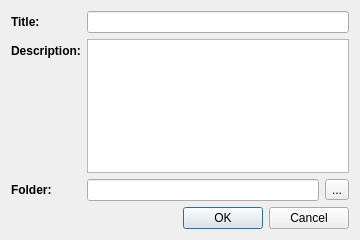
opencor/opencor, file src/plugins/organisation/PMRWorkspacesWindow/src/pmrworkspaceswindownewworkspacedialog.ui: the form before one commit.
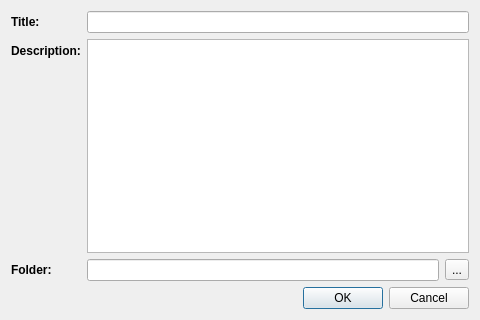
The form after the commit.

Commit message: PMR Workspaces window: some work on making PR #1124 more in line with the rest of OpenCOR (#1141).

```diff
--- a/src/plugins/organisation/PMRWorkspacesWindow/src/pmrworkspaceswindownewworkspacedialog.ui
+++ b/src/plugins/organisation/PMRWorkspacesWindow/src/pmrworkspaceswindownewworkspacedialog.ui
@@ -6,8 +6,8 @@
    <rect>
     <x>0</x>
     <y>0</y>
-    <width>360</width>
-    <height>240</height>
+    <width>480</width>
+    <height>320</height>
    </rect>
   </property>
   <property name="windowTitle">
```
